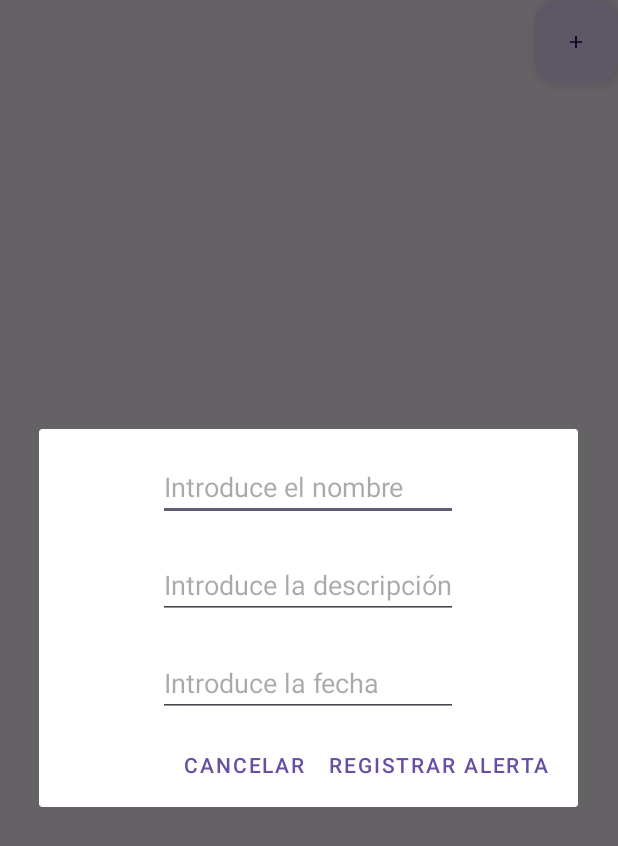
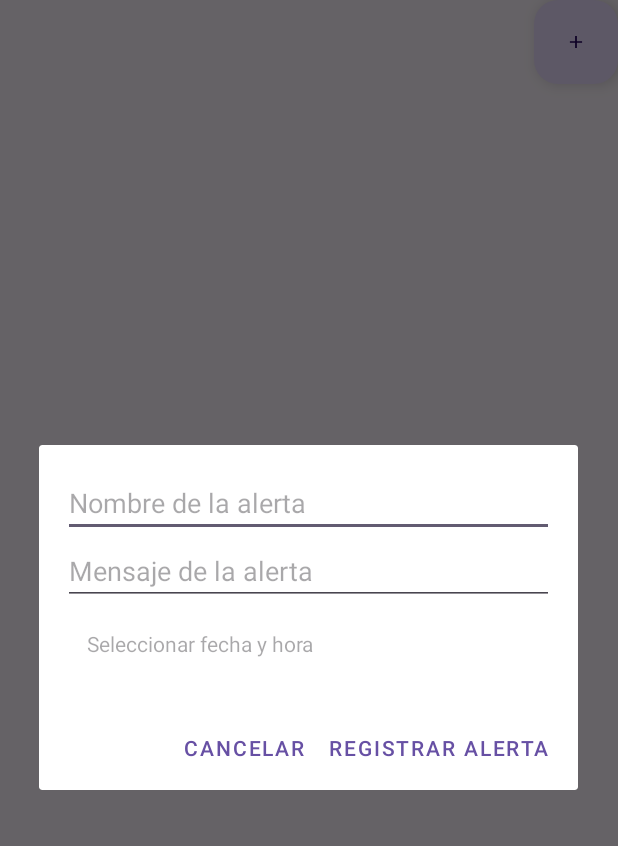
Before and after one commit to cesargarridor/ProyectoFinalM, an Android app: the fragment AlertasFragment shown on its own in the app's theme, after a tap on an icon or button, on a phone screen of 412 x 824 dp. Shown: the top 846 px of the screen. Run offline under Robolectric (Android 15) with nearby library versions, the phone set to English and light mode, and no system bars; 1 statement that could not run was skipped.

Commit message:
Alertas realizadas con LocalDateTime , falta terminar el editAlert

```diff
--- a/app/src/main/java/com/example/srodenas/example_with_catalogs/data/users/database/entities/Entities.kt
+++ b/app/src/main/java/com/example/srodenas/example_with_catalogs/data/users/database/entities/Entities.kt
@@ -4,6 +4,7 @@ import androidx.room.ColumnInfo
 import androidx.room.Entity
 import androidx.room.PrimaryKey
 import java.time.LocalDate
+import java.time.LocalDateTime
 
 @Entity(tableName = "tblusers")
 data class UserEntity (
@@ -20,9 +21,8 @@ data class UserEntity (
 data class AlertEntity(
     @PrimaryKey(autoGenerate = true)
     @ColumnInfo(name = "id") val id: Int = 0,
-    @ColumnInfo(name = "userid") val userId: Int, // Clave foránea que hace referencia al ID del usuario
+    @ColumnInfo(name = "userid") val userId: Int,
     @ColumnInfo(name = "textshort") val textShort: String,
     @ColumnInfo(name = "message") val message: String,
-    @ColumnInfo(name = "alertDate") val alertDate: LocalDate  //para almacenar la fecha
-
+    @ColumnInfo(name = "alertDate") val alertDate: LocalDateTime
 )
--- a/app/src/main/java/com/example/srodenas/example_with_catalogs/ui/views/fragments/alertas/AlertasFragment.kt
+++ b/app/src/main/java/com/example/srodenas/example_with_catalogs/ui/views/fragments/alertas/AlertasFragment.kt
@@ -1,11 +1,13 @@
 package com.example.srodenas.example_with_catalogs.ui.views.fragments.alertas
 
+import android.os.Build
 import android.os.Bundle
+import android.os.Handler
 import android.view.*
 import android.widget.Toast
+import androidx.annotation.RequiresApi
 import androidx.fragment.app.Fragment
 import androidx.fragment.app.viewModels
-import androidx.lifecycle.ViewModelProvider
 import androidx.recyclerview.widget.LinearLayoutManager
 import com.example.srodenas.example_with_catalogs.R
 import com.example.srodenas.example_with_catalogs.databinding.FragmentAlertasBinding
@@ -13,7 +15,8 @@ import com.example.srodenas.example_with_catalogs.domain.alerts.models.Alert
 import com.example.srodenas.example_with_catalogs.ui.viewmodel.alertas.AlertaViewModel
 import com.example.srodenas.example_with_catalogs.ui.views.fragments.alertas.dialogs.AddAlert
 import com.example.srodenas.example_with_catalogs.ui.views.fragments.alertas.dialogs.EditAlert
-import com.example.srodenas.example_with_catalogs.ui.views.fragments.alerts.adapter.AdapterAlerts
+import com.example.srodenas.example_with_catalogs.ui.views.fragments.alertas.adapter.AdapterAlerts
+import java.time.LocalDateTime
 
 class AlertasFragment : Fragment() {
     private var _binding: FragmentAlertasBinding? = null
@@ -21,6 +24,17 @@ class AlertasFragment : Fragment() {
     private val viewModelAlerts: AlertaViewModel by viewModels()
 
     private lateinit var adapterAlerts: AdapterAlerts
+
+    private val handler = Handler()
+    private val updateInterval = 60000L
+
+    @RequiresApi(Build.VERSION_CODES.O)
+    private val updateBackgroundRunnable = object : Runnable {
+        override fun run() {
+            adapterAlerts.notifyDataSetChanged() // actualizar la lista para aplicar los cambios en el fondo
+            handler.postDelayed(this, updateInterval)
+        }
+    }
 
     override fun onCreateView(
         inflater: LayoutInflater, container: ViewGroup?,
@@ -31,10 +45,12 @@ class AlertasFragment : Fragment() {
         return binding.root
     }
 
+    @RequiresApi(Build.VERSION_CODES.O)
     override fun onViewCreated(view: View, savedInstanceState: Bundle?) {
         super.onViewCreated(view, savedInstanceState)
         initRecyclerView()
         initEvent()
+        handler.post(updateBackgroundRunnable)
     }
 
     override fun onCreateOptionsMenu(menu: Menu, inflater: MenuInflater) {
@@ -68,10 +84,11 @@ class AlertasFragment : Fragment() {
         binding.myRecyclerViewAlerts.adapter = adapterAlerts
     }
 
+    @RequiresApi(Build.VERSION_CODES.O)
     private fun initEvent() {
         binding.btnAdd.setOnClickListener {
-            val dialog = AddAlert { alert ->
-                okOnAddAlert(alert)
+            val dialog = AddAlert { alert, selectedDateTime ->
+                okOnAddAlert(alert, selectedDateTime) // selectedDateTime es ahora de tipo LocalDateTime?
             }
             dialog.show(requireActivity().supportFragmentManager, "Agregar Alerta")
         }
@@ -83,15 +100,16 @@ class AlertasFragment : Fragment() {
         })
     }
 
-    private fun okOnAddAlert(alert: Alert) {
+    @RequiresApi(Build.VERSION_CODES.O)
+    private fun okOnAddAlert(alert: Alert, selectedDateTime: LocalDateTime?) {
         val newAlert = Alert(
             userId = 0,
             textShort = alert.textShort,
             message = alert.message,
-            alertDate = alert.alertDate
+            alertDate = selectedDateTime ?: LocalDateTime.now() // Provee un valor predeterminado en caso de que sea null
         )
         viewModelAlerts.addAlert(newAlert)
-        Toast.makeText(requireContext(), "Alerta agregada correctamente", Toast.LENGTH_LONG).show()
+        Toast.makeText(requireContext(), "Alerta agregada", Toast.LENGTH_LONG).show()
     }
 
     private fun editAlert(alert: Alert, position: Int) {
@@ -106,8 +124,10 @@ class AlertasFragment : Fragment() {
         viewModelAlerts.deleteAlert(position)
     }
 
+    @RequiresApi(Build.VERSION_CODES.O)
     override fun onDestroyView() {
         super.onDestroyView()
+        handler.removeCallbacks(updateBackgroundRunnable)
         _binding = null
     }
 }
--- a/app/src/main/java/com/example/srodenas/example_with_catalogs/ui/views/fragments/alertas/adapter/AdapterAlerts.kt
+++ b/app/src/main/java/com/example/srodenas/example_with_catalogs/ui/views/fragments/alertas/adapter/AdapterAlerts.kt
@@ -1,7 +1,9 @@
-package com.example.srodenas.example_with_catalogs.ui.views.fragments.alerts.adapter
+package com.example.srodenas.example_with_catalogs.ui.views.fragments.alertas.adapter
 
+import android.os.Build
 import android.view.LayoutInflater
 import android.view.ViewGroup
+import androidx.annotation.RequiresApi
 import androidx.recyclerview.widget.RecyclerView
 import com.example.srodenas.example_with_catalogs.databinding.ItemAlertBinding
 import com.example.srodenas.example_with_catalogs.domain.alerts.models.Alert
@@ -21,9 +23,9 @@ class AdapterAlerts(
 
     override fun getItemCount(): Int = listAlerts.size
 
+    @RequiresApi(Build.VERSION_CODES.O)
     override fun onBindViewHolder(holder: ViewHAlert, position: Int) {
         val alert = listAlerts[position]
         holder.renderize(alert, position)
     }
-
 }
--- a/app/src/main/java/com/example/srodenas/example_with_catalogs/ui/views/fragments/alertas/dialogs/AddAlert.kt
+++ b/app/src/main/java/com/example/srodenas/example_with_catalogs/ui/views/fragments/alertas/dialogs/AddAlert.kt
@@ -2,64 +2,66 @@ package com.example.srodenas.example_with_catalogs.ui.views.fragments.alertas.di
 
 import android.app.AlertDialog
 import android.app.Dialog
-import android.content.DialogInterface
+import android.os.Build
 import android.os.Bundle
 import android.view.View
 import android.widget.Toast
+import androidx.annotation.RequiresApi
 import androidx.fragment.app.DialogFragment
 import com.example.srodenas.example_with_catalogs.R
 import com.example.srodenas.example_with_catalogs.databinding.AddAlertDialogBinding
 import com.example.srodenas.example_with_catalogs.domain.alerts.models.Alert
 
+import java.time.LocalDateTime
+import java.time.format.DateTimeFormatter
 
-class AddAlert (
-    val onNewAlertDialog: (Alert)-> Unit
-): DialogFragment() {
+class AddAlert(
+    val onNewAlertDialog: (Alert, LocalDateTime?) -> Unit // Cambiar a LocalDateTime?
+) : DialogFragment() {
 
+    private lateinit var binding: AddAlertDialogBinding
+    private var selectedDateTime: LocalDateTime? = null
+
+    @RequiresApi(Build.VERSION_CODES.O)
     override fun onCreateDialog(savedInstanceState: Bundle?): Dialog {
         return activity?.let {
             val builder = AlertDialog.Builder(activity)
+            val inflater = requireActivity().layoutInflater
+            val viewDialogNewAlert = inflater.inflate(R.layout.add_alert_dialog, null)
+            binding = AddAlertDialogBinding.bind(viewDialogNewAlert)
 
-            val inflater = requireActivity().layoutInflater;
+            binding.txtViewFecha.setOnClickListener {
+                DateTimePickerDialog(requireContext()) { dateTime ->
+                    selectedDateTime = dateTime
+                    binding.txtViewFecha.text = dateTime.format(DateTimeFormatter.ofPattern("yyyy-MM-dd HH:mm"))
+                }
+            }
 
+            builder.setView(viewDialogNewAlert)
+                .setPositiveButton("Registrar Alerta") { dialog, _ ->
+                    val newAlert = recoverDataLayout(viewDialogNewAlert)
+                    if (newAlert.textShort.isNullOrEmpty() || newAlert.message.isNullOrEmpty() || newAlert.alertDate == null) {
+                        Toast.makeText(activity, "Algún campo está vacío", Toast.LENGTH_LONG).show()
+                        getDialog()?.cancel()
+                    } else {
+                        onNewAlertDialog(newAlert, selectedDateTime)
+                    }
+                }
+                .setNegativeButton("Cancelar") { dialog, _ ->
+                    getDialog()?.cancel()
+                }
 
-            val viewDialogNewAlert = inflater.inflate(R.layout.add_alert_dialog, null)
-            builder.setView(viewDialogNewAlert)
-                .setPositiveButton("Registrar Alerta",
-                    DialogInterface.OnClickListener { dialog, id ->
-                        val newAlert = recoverDataLayout(viewDialogNewAlert) as Alert
-                        if (
-                            newAlert.textShort.isNullOrEmpty() ||
-                            newAlert.message.isNullOrEmpty() ||
-                            newAlert.alertDate.isNullOrEmpty()
-
-                        ){
-                            Toast.makeText(activity, "Algún campo está vacío", Toast.LENGTH_LONG).show()
-                            getDialog()?.cancel()
-                        }else{
-                            onNewAlertDialog(newAlert)
-                        }
-                    })
-                .setNegativeButton("Cancelar",
-                    DialogInterface.OnClickListener { dialog, id ->
-                        getDialog()?.cancel()
-                    })
             builder.create()
         } ?: throw IllegalStateException("Activity cannot be null")
-
-
     }
 
-    private fun recoverDataLayout(view: View): Any {
-        val binding = AddAlertDialogBinding.bind(view)
-        /**    val fechaText = binding.txtViewFecha.text.toString()
-        val fecha = DateConverter().toLocalDate(fechaText)*/
+    @RequiresApi(Build.VERSION_CODES.O)
+    private fun recoverDataLayout(view: View): Alert {
         return Alert(
-            0,
-            0,
-            binding.txtViewName.text.toString(),
-            binding.txtViewMessage.text.toString(),
-            binding.txtViewFecha.text.toString(),
+            userId = 0,
+            textShort = binding.txtViewName.text.toString(),
+            message = binding.txtViewMessage.text.toString(),
+            alertDate = selectedDateTime ?: LocalDateTime.now() // or handle null case appropriately
         )
     }
 }
--- a/app/src/main/res/layout/add_alert_dialog.xml
+++ b/app/src/main/res/layout/add_alert_dialog.xml
@@ -1,50 +1,32 @@
 <?xml version="1.0" encoding="utf-8"?>
-<ScrollView
+<LinearLayout
     xmlns:android="http://schemas.android.com/apk/res/android"
     android:layout_width="match_parent"
-    android:layout_height="match_parent" >
-
-<LinearLayout
+    android:layout_height="wrap_content"
     android:orientation="vertical"
-    android:layout_width="wrap_content"
-    android:layout_height="wrap_content"
-    android:layout_gravity="center">
-
-
+    android:padding="16dp">
 
     <EditText
-        android:id="@+id/txt_view_name"
+        android:id="@+id/txtViewName"
         android:layout_width="match_parent"
         android:layout_height="wrap_content"
-        android:layout_marginTop="16dp"
-        android:layout_marginLeft="4dp"
-        android:layout_marginRight="4dp"
-        android:layout_marginBottom="4dp"
-        android:hint="Introduce el nombre"
-        />
+        android:hint="Nombre de la alerta"
+        android:inputType="text" />
 
     <EditText
-        android:id="@+id/txt_view_message"
+        android:id="@+id/txtViewMessage"
         android:layout_width="match_parent"
         android:layout_height="wrap_content"
-        android:layout_marginTop="16dp"
-        android:layout_marginLeft="4dp"
-        android:layout_marginRight="4dp"
-        android:layout_marginBottom="4dp"
-        android:hint="Introduce la descripción"
-        />
+        android:hint="Mensaje de la alerta"
+        android:inputType="text" />
 
-
-
-    <EditText
-        android:id="@+id/txt_view_fecha"
+    <TextView
+        android:id="@+id/txtViewFecha"
         android:layout_width="match_parent"
         android:layout_height="wrap_content"
-        android:layout_marginTop="16dp"
-        android:layout_marginLeft="4dp"
-        android:layout_marginRight="4dp"
-        android:layout_marginBottom="4dp"
-        android:hint="Introduce la fecha"
-        />
+        android:hint="Seleccionar fecha y hora"
+        android:padding="16dp"
+        android:background="?attr/selectableItemBackground"
+        android:focusable="true"
+        android:clickable="true" />
 </LinearLayout>
-    </ScrollView>
```
Also changed, not shown: app/src/main/java/com/example/srodenas/example_with_catalogs/data/users/database/converters/DateConverter.kt (+6 -9 lines), app/src/main/java/com/example/srodenas/example_with_catalogs/domain/alerts/models/Alert.kt (+4 -3 lines), app/src/main/java/com/example/srodenas/example_with_catalogs/ui/views/fragments/alertas/adapter/ViewHAlert.kt (+8 -13 lines), app/src/main/java/com/example/srodenas/example_with_catalogs/ui/views/fragments/alertas/dialogs/DateTimePickerDialog.kt (added, +65 -0 lines), app/src/main/java/com/example/srodenas/example_with_catalogs/ui/views/fragments/alertas/dialogs/EditAlert.kt (+53 -23 lines), app/src/main/res/layout/item_alert.xml (+8 -7 lines).
